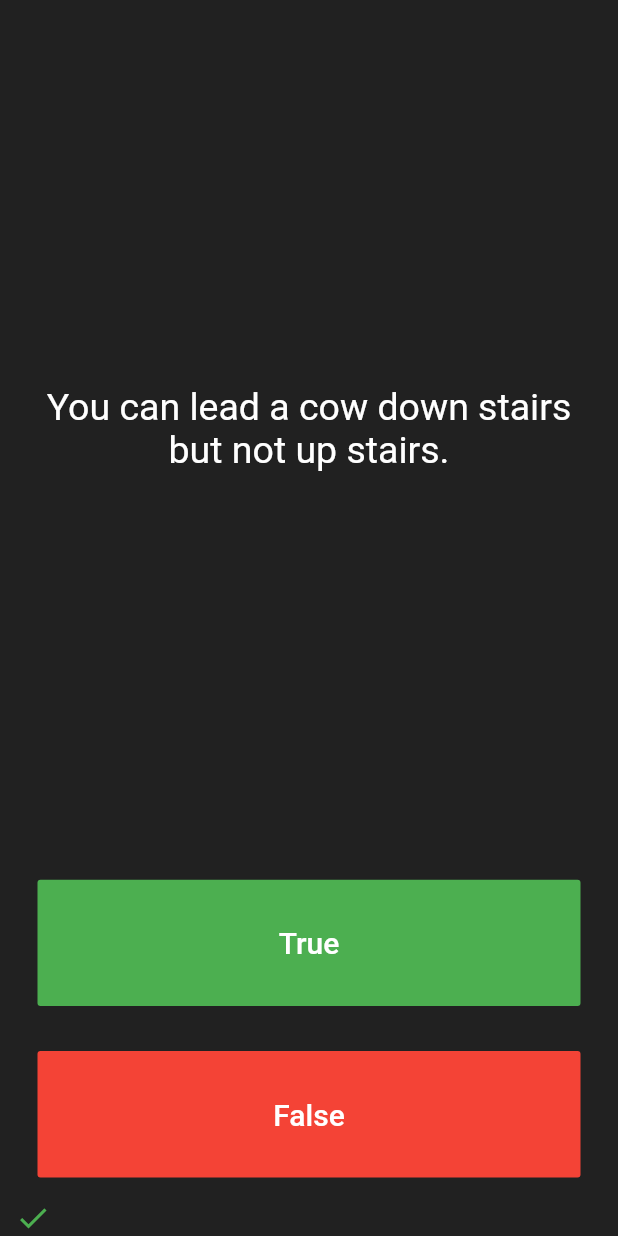
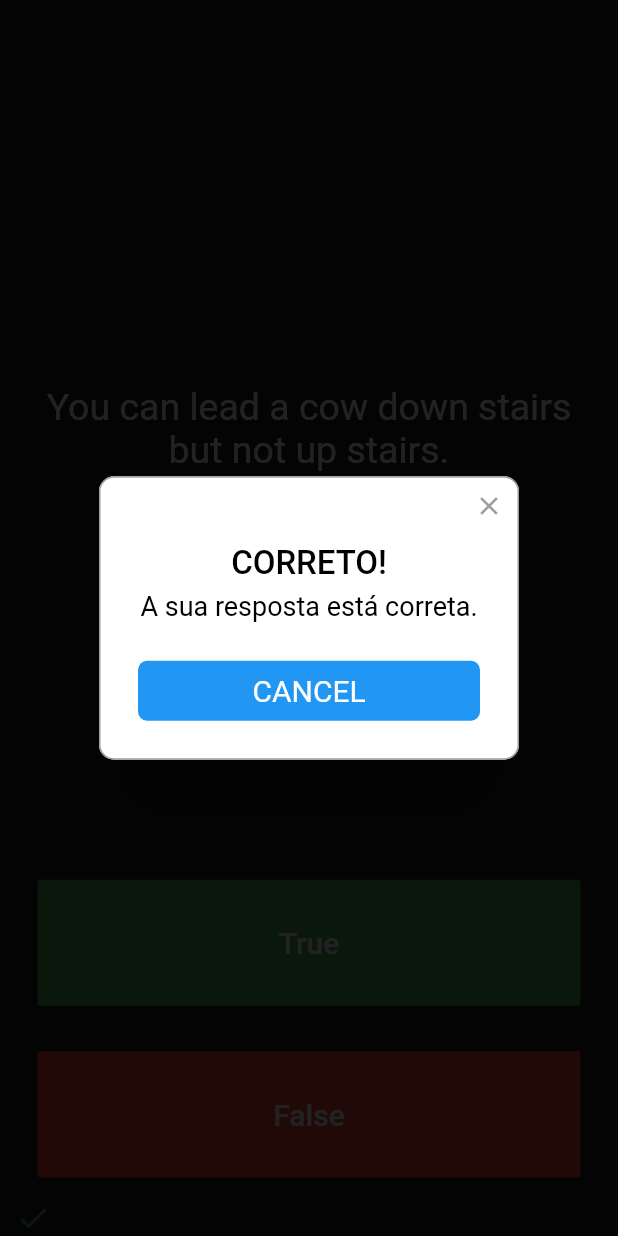
Before and after one commit to GabrielMattos/The-Complete-Flutter-Development-Bootcamp-with-Dart, a Flutter app: the screen it shows after launch, after a tap on "True", on a phone screen of 412 x 824 dp. Run offline on Flutter 3.47's test engine with Material 2 defaults, Android fonts, the light colour scheme and no system bars; drawn by our look-alikes of rflutter_alert; our stand-ins replace audioplayers.

Commit message:
15. Code Challenge

```diff
--- a/10. Quizzler -Modularising e Organising Flutter Code/quizzler_flutter/lib/main.dart
+++ b/10. Quizzler -Modularising e Organising Flutter Code/quizzler_flutter/lib/main.dart
@@ -1,5 +1,6 @@
 import 'package:flutter/material.dart';
 import 'quiz_brain.dart';
+import 'package:rflutter_alert/rflutter_alert.dart';
 
 QuizBrain quizBrain = QuizBrain();
 
@@ -104,6 +105,7 @@ class _QuizPageState extends State<QuizPage> {
               ),
               onPressed: () {
                 //The user picked true.
+                Alert(context: context, title: "CORRETO!", desc: "A sua resposta está correta.").show();
                 checkAnswer(true);
               },
             ),
--- a/10. Quizzler -Modularising e Organising Flutter Code/quizzler_flutter/pubspec.yaml
+++ b/10. Quizzler -Modularising e Organising Flutter Code/quizzler_flutter/pubspec.yaml
@@ -15,6 +15,7 @@ environment:
 dependencies:
   flutter:
     sdk: flutter
+  rflutter_alert: ^1.0.3
 
   # The following adds the Cupertino Icons font to your application.
   # Use with the CupertinoIcons class for iOS style icons.
```
